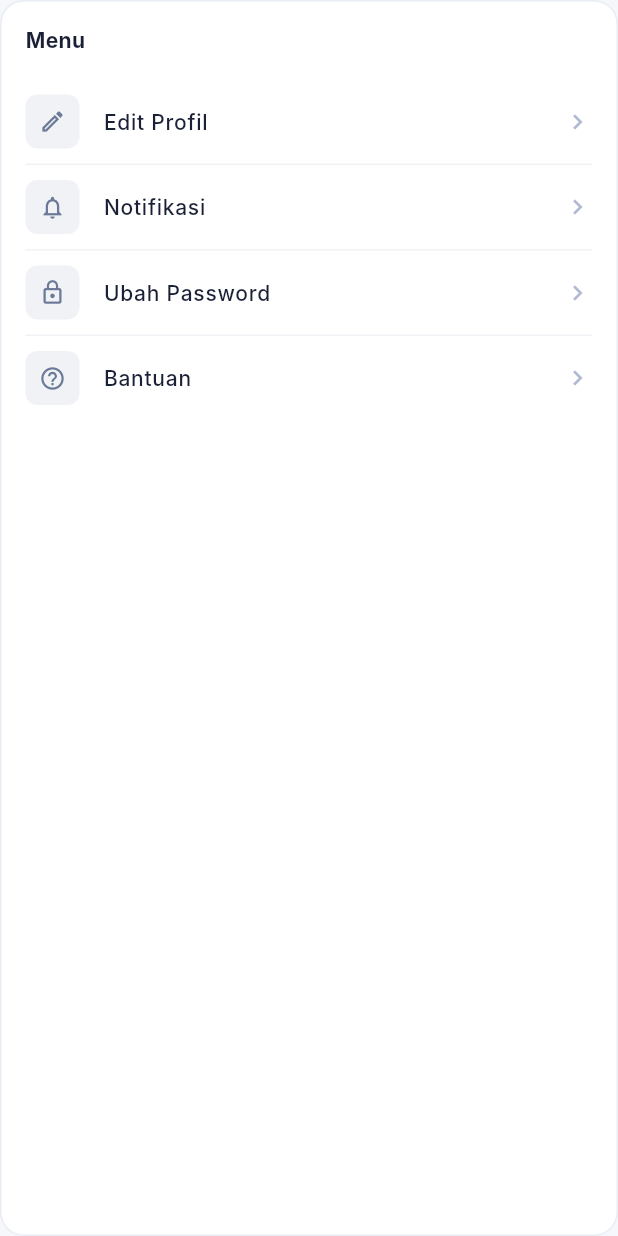
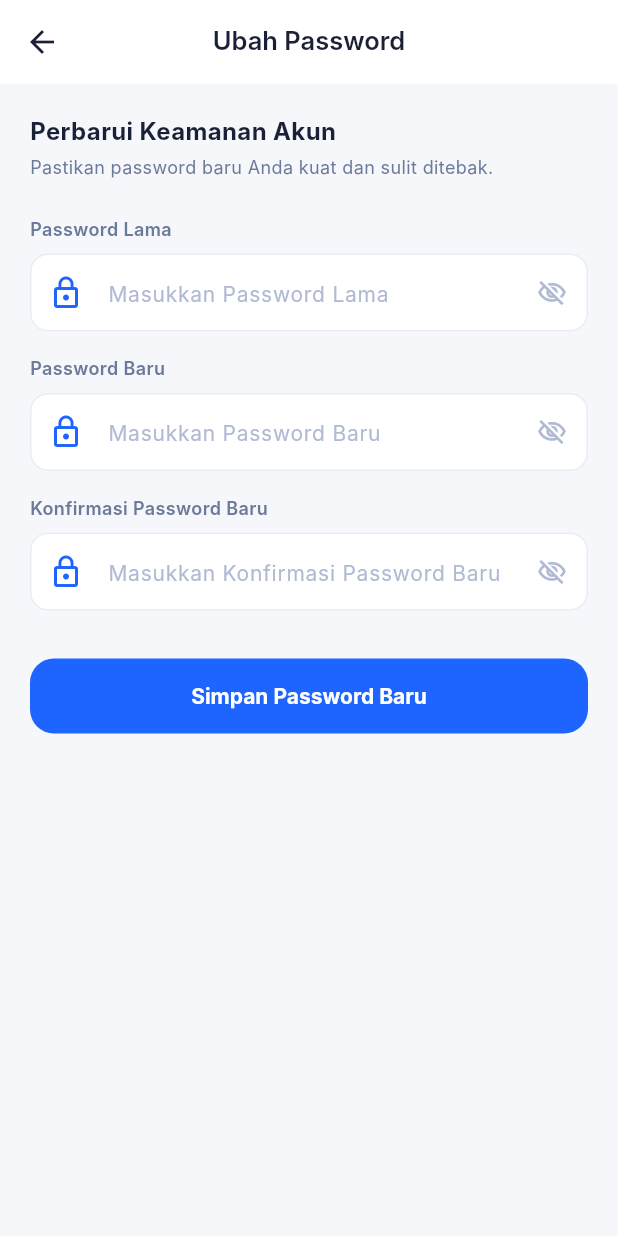
Before and after one commit to hasan-firdaus/hadyr, a Flutter app: the _MenuCard widget shown alone on an empty page, opened directly with empty values, after a tap on "Ubah Password", on a phone screen of 412 x 824 dp. Run offline on Flutter 3.47's test engine with Material 3 defaults, Android fonts, the phone set to English and light mode, and no system bars; our stand-ins replace cloud_firestore, firebase_auth, firebase_core; accounts and stored records are empty; Roboto replaces fonts that are missing (Inter).

Commit message:
menambahkan fitur ubah password

```diff
--- /dev/null
+++ b/lib/screens/shared/change_password_page.dart
@@ -0,0 +1,225 @@
+import 'package:flutter/material.dart';
+import '../../core/constants/app_colors.dart';
+import '../../core/constants/app_sizes.dart';
+import '../../services/auth_service.dart';
+
+class ChangePasswordPage extends StatefulWidget {
+  const ChangePasswordPage({super.key});
+
+  @override
+  State<ChangePasswordPage> createState() => _ChangePasswordPageState();
+}
+
+class _ChangePasswordPageState extends State<ChangePasswordPage> {
+  final _formKey = GlobalKey<FormState>();
+  final _oldPasswordController = TextEditingController();
+  final _newPasswordController = TextEditingController();
+  final _confirmPasswordController = TextEditingController();
+
+  bool _isLoading = false;
+  bool _obscureOld = true;
+  bool _obscureNew = true;
+  bool _obscureConfirm = true;
+
+  @override
+  void dispose() {
+    _oldPasswordController.dispose();
+    _newPasswordController.dispose();
+    _confirmPasswordController.dispose();
+    super.dispose();
+  }
+
+  Future<void> _submit() async {
+    if (!_formKey.currentState!.validate()) return;
+
+    setState(() => _isLoading = true);
+
+    try {
+      await AuthService().changePassword(
+        _oldPasswordController.text,
+        _newPasswordController.text,
+      );
+
+      if (mounted) {
+        ScaffoldMessenger.of(context).showSnackBar(
+          const SnackBar(
+            content: Text('Password berhasil diubah'),
+            backgroundColor: AppColors.success,
+          ),
+        );
+        Navigator.pop(context);
+      }
+    } catch (e) {
+      if (mounted) {
+        ScaffoldMessenger.of(context).showSnackBar(
+          SnackBar(
+            content: Text(e.toString().replaceAll('Exception: ', '')),
+            backgroundColor: AppColors.statusAlfa,
+          ),
+        );
+      }
+    } finally {
+      if (mounted) setState(() => _isLoading = false);
+    }
+  }
+
+  @override
+  Widget build(BuildContext context) {
+    return Scaffold(
+      backgroundColor: AppColors.background,
+      appBar: AppBar(
+        title: const Text('Ubah Password'),
+        centerTitle: true,
+      ),
+      body: SingleChildScrollView(
+        padding: const EdgeInsets.all(AppSizes.pagePadding),
+        child: Form(
+          key: _formKey,
+          child: Column(
+            crossAxisAlignment: CrossAxisAlignment.start,
+            children: [
+              const Text(
+                'Perbarui Keamanan Akun',
+                style: TextStyle(
+                  fontSize: AppSizes.fontLg,
+                  fontWeight: FontWeight.w700,
+                  color: AppColors.textPrimary,
+                ),
+              ),
+              const SizedBox(height: AppSizes.xs),
+              const Text(
+                'Pastikan password baru Anda kuat dan sulit ditebak.',
+                style: TextStyle(
+                  fontSize: AppSizes.fontSm,
+                  color: AppColors.textSecondary,
+                ),
+              ),
+              const SizedBox(height: AppSizes.lg),
+
+              // Old Password
+              _buildPasswordField(
+                controller: _oldPasswordController,
+                label: 'Password Lama',
+                obscure: _obscureOld,
+                onToggleObscure: () => setState(() => _obscureOld = !_obscureOld),
+                validator: (val) {
+                  if (val == null || val.isEmpty) return 'Masukkan password lama';
+                  return null;
+                },
+              ),
+              const SizedBox(height: AppSizes.md),
+
+              // New Password
+              _buildPasswordField(
+                controller: _newPasswordController,
+                label: 'Password Baru',
+                obscure: _obscureNew,
+                onToggleObscure: () => setState(() => _obscureNew = !_obscureNew),
+                validator: (val) {
+                  if (val == null || val.isEmpty) return 'Masukkan password baru';
+                  if (val.length < 6) return 'Minimal 6 karakter';
+                  return null;
+                },
+              ),
+              const SizedBox(height: AppSizes.md),
+
+              // Confirm Password
+              _buildPasswordField(
+                controller: _confirmPasswordController,
+                label: 'Konfirmasi Password Baru',
+                obscure: _obscureConfirm,
+                onToggleObscure: () => setState(() => _obscureConfirm = !_obscureConfirm),
+                validator: (val) {
+                  if (val != _newPasswordController.text) {
+                    return 'Password tidak cocok';
+                  }
+                  return null;
+                },
+              ),
+              const SizedBox(height: AppSizes.xl),
+
+              // Submit Button
+              SizedBox(
+                width: double.infinity,
+                height: 50,
+                child: ElevatedButton(
+                  onPressed: _isLoading ? null : _submit,
+                  style: ElevatedButton.styleFrom(
+                    backgroundColor: AppColors.primary,
+                    foregroundColor: Colors.white,
+                    shape: RoundedRectangleBorder(
+                      borderRadius: BorderRadius.circular(AppSizes.radiusLg),
+                    ),
+                  ),
+                  child: _isLoading
+                      ? const CircularProgressIndicator(color: Colors.white)
+                      : const Text(
+                          'Simpan Password Baru',
+                          style: TextStyle(
+                            fontSize: AppSizes.fontMd,
+                            fontWeight: FontWeight.bold,
+                          ),
+                        ),
+                ),
+              ),
+            ],
+          ),
+        ),
+      ),
+    );
+  }
+
+  Widget _buildPasswordField({
+    required TextEditingController controller,
+    required String label,
+    required bool obscure,
+    required VoidCallback onToggleObscure,
+    String? Function(String?)? validator,
+  }) {
+    return Column(
+      crossAxisAlignment: CrossAxisAlignment.start,
+      children: [
+        Text(
+          label,
+          style: const TextStyle(
+            fontSize: AppSizes.fontSm,
+            fontWeight: FontWeight.w600,
+            color: AppColors.textSecondary,
+          ),
+        ),
+        const SizedBox(height: 8),
+        TextFormField(
+          controller: controller,
+          obscureText: obscure,
+          validator: validator,
+          decoration: InputDecoration(
+            prefixIcon: const Icon(Icons.lock_outline, color: AppColors.primary),
+            suffixIcon: IconButton(
+              icon: Icon(
+                obscure ? Icons.visibility_off_outlined : Icons.visibility_outlined,
+                color: AppColors.textHint,
+                size: 20,
+              ),
+              onPressed: onToggleObscure,
+            ),
+            hintText: 'Masukkan $label',
+            filled: true,
+            fillColor: AppColors.surface,
+            border: OutlineInputBorder(
+              borderRadius: BorderRadius.circular(AppSizes.radiusMd),
+              borderSide: const BorderSide(color: AppColors.border),
+            ),
+            enabledBorder: OutlineInputBorder(
+              borderRadius: BorderRadius.circular(AppSizes.radiusMd),
+              borderSide: const BorderSide(color: AppColors.border),
+            ),
+            focusedBorder: OutlineInputBorder(
+              borderRadius: BorderRadius.circular(AppSizes.radiusMd),
+              borderSide: const BorderSide(color: AppColors.primary, width: 2),
+            ),
+          ),
+        ),
+      ],
+    );
+  }
+}
--- a/lib/screens/shared/notification_settings_page.dart
+++ b/lib/screens/shared/notification_settings_page.dart
@@ -194,7 +194,8 @@ class _NotificationTile extends StatelessWidget {
       trailing: Switch.adaptive(
         value: value,
         onChanged: onChanged,
-        activeColor: AppColors.primary,
+        activeThumbColor: AppColors.primary,
+        activeTrackColor: AppColors.primary.withAlpha(128),
       ),
     );
   }
--- a/lib/screens/shared/profile_page.dart
+++ b/lib/screens/shared/profile_page.dart
@@ -8,6 +8,7 @@ import '../../services/database_service.dart';
 import '../../widgets/user_avatar.dart';
 import 'edit_profile_page.dart';
 import 'notification_settings_page.dart';
+import 'change_password_page.dart';
 
 class ProfilePage extends StatelessWidget {
   final UserModel user;
@@ -313,7 +314,16 @@ class _MenuCard extends StatelessWidget {
           );
         },
       },
-      {'icon': Icons.lock_outline, 'label': 'Ubah Password', 'onTap': () {}},
+      {
+        'icon': Icons.lock_outline,
+        'label': 'Ubah Password',
+        'onTap': () {
+          Navigator.push(
+            context,
+            MaterialPageRoute(builder: (_) => const ChangePasswordPage()),
+          );
+        },
+      },
       {'icon': Icons.help_outline, 'label': 'Bantuan', 'onTap': () {}},
     ];
 
--- a/lib/services/auth_service.dart
+++ b/lib/services/auth_service.dart
@@ -77,6 +77,32 @@ class AuthService {
     await _auth.signOut();
   }
 
+  /// Ubah password
+  Future<void> changePassword(String oldPassword, String newPassword) async {
+    final user = _auth.currentUser;
+    if (user == null || user.email == null) {
+      throw Exception('Sesi telah berakhir, silakan login kembali.');
+    }
+
+    try {
+      // Re-authenticate user first
+      AuthCredential credential = EmailAuthProvider.credential(
+        email: user.email!,
+        password: oldPassword,
+      );
+
+      await user.reauthenticateWithCredential(credential);
+      await user.updatePassword(newPassword);
+    } on FirebaseAuthException catch (e) {
+      if (e.code == 'wrong-password') {
+        throw Exception('Password lama salah.');
+      }
+      throw _handleAuthError(e);
+    } catch (e) {
+      throw Exception('Gagal mengubah password: $e');
+    }
+  }
+
   String _handleAuthError(FirebaseAuthException e) {
     switch (e.code) {
       case 'user-not-found':
```
